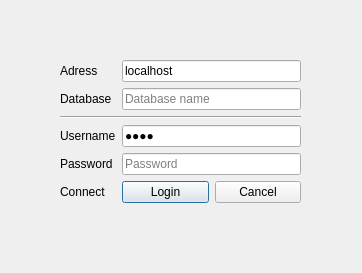
lonkaars/avans-whether-station, file client/dbconnector.ui: the form before one commit.
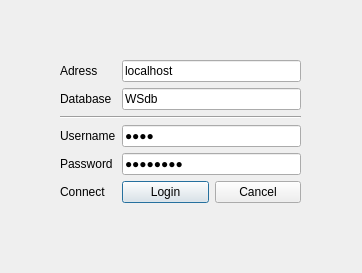
The form after the commit.

The edit to the form file:
```diff
--- a/client/dbconnector.ui
+++ b/client/dbconnector.ui
@@ -49,6 +49,9 @@
     </item>
     <item row="1" column="1">
      <widget class="QLineEdit" name="lineEdit_database">
+      <property name="text">
+       <string>WSdb</string>
+      </property>
       <property name="placeholderText">
        <string>Database name</string>
       </property>
@@ -98,7 +101,7 @@
        </font>
       </property>
       <property name="text">
-       <string/>
+       <string>Ab12345!</string>
       </property>
       <property name="echoMode">
        <enum>QLineEdit::Password</enum>
```
